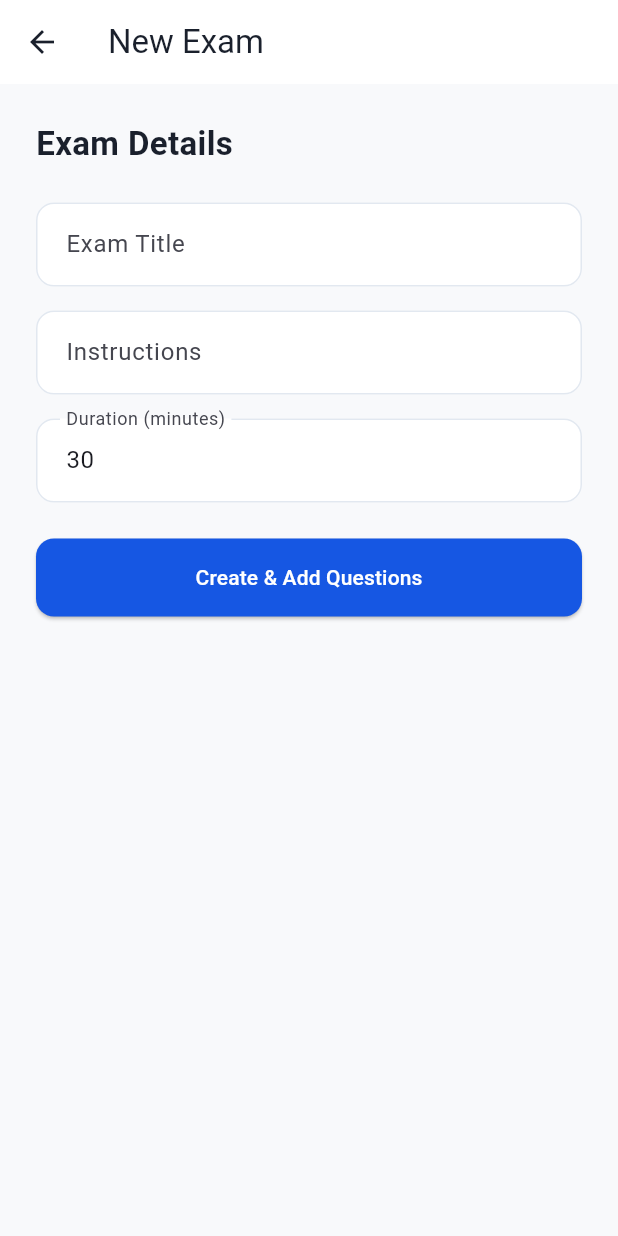
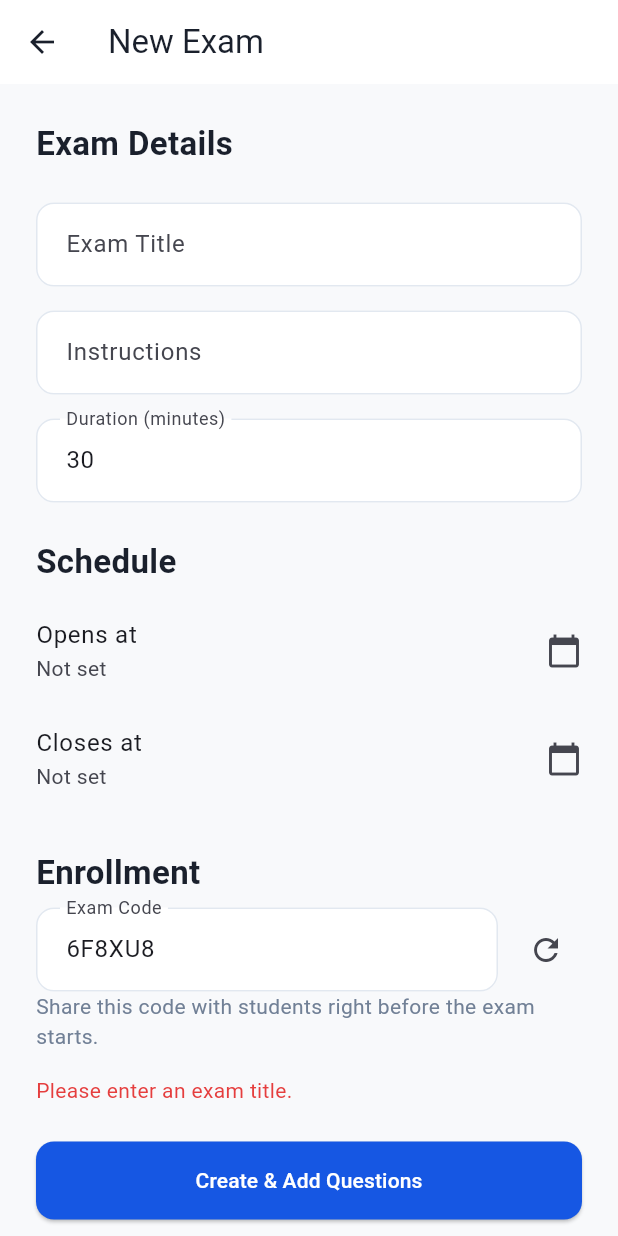
Before and after one commit to ChathraNavoda/exambase, a Flutter app: the CreateExamScreen screen opened directly, after a tap on "Create & Add Questions", on a phone screen of 412 x 824 dp. Run offline on Flutter 3.47's test engine with Material 3 defaults, Android fonts, the phone set to English and light mode, and no system bars; our stand-ins replace cloud_firestore, firebase_auth, firebase_core; accounts and stored records are empty.

Commit message:
Add exam scheduling, exam codes, and creation validation

```diff
--- a/lib/core/services/exam_service.dart
+++ b/lib/core/services/exam_service.dart
@@ -1,3 +1,4 @@
+import 'dart:math';
 import 'package:cloud_firestore/cloud_firestore.dart';
 
 class ExamQuestion {
@@ -42,13 +43,32 @@ class ExamService {
   final _firestore = FirebaseFirestore.instance;
 
   /// Creates a new exam (activity doc) and returns its ID.
-  Future<String> createExam({
+  ///
+  /// Validates that the [openAt]–[closeAt] window is at least as long as
+  /// [durationMinutes], so every student who starts can finish. See app
+  /// discussion: the last fair start time is `closeAt - durationMinutes`.
+  Future<Map<String, dynamic>> createExam({
     required String courseId,
     required String title,
     required String instructions,
     required int durationMinutes,
+    required DateTime openAt,
+    required DateTime closeAt,
+    required String examCode,
     required String createdBy,
   }) async {
+    final windowMinutes = closeAt.difference(openAt).inMinutes;
+    if (windowMinutes < durationMinutes) {
+      throw Exception(
+        'Exam window (${windowMinutes}min) is shorter than the exam duration '
+        '(${durationMinutes}min). No student could ever finish in time.',
+      );
+    }
+
+    if (closeAt.isBefore(DateTime.now())) {
+      throw Exception('Close time must be in the future.');
+    }
+
     final doc = await _firestore.collection('activities').add({
       'courseId': courseId,
       'type': 'mcq_exam',
@@ -57,11 +77,23 @@ class ExamService {
       'durationMinutes': durationMinutes,
       'attemptsAllowed': 1,
       'totalMarks': 0, // updated as questions are added
+      'openAt': Timestamp.fromDate(openAt),
+      'closeAt': Timestamp.fromDate(closeAt),
+      'examCode': examCode,
       'isPublished': false,
       'createdBy': createdBy,
       'createdAt': FieldValue.serverTimestamp(),
     });
-    return doc.id;
+
+    return {'id': doc.id};
+  }
+
+  /// Generates a short, readable random code like "A7X2K9".
+  /// Excludes visually confusing characters (0/O, 1/I).
+  String generateExamCode() {
+    const chars = 'ABCDEFGHJKLMNPQRSTUVWXYZ23456789';
+    final rand = Random.secure();
+    return List.generate(6, (_) => chars[rand.nextInt(chars.length)]).join();
   }
 
   Future<void> addQuestion(String activityId, ExamQuestion question) async {
--- a/lib/features/dashboard/screens/instructor_dashboard.dart
+++ b/lib/features/dashboard/screens/instructor_dashboard.dart
@@ -61,7 +61,7 @@ class InstructorDashboard extends StatelessWidget {
                         child: ListTile(
                           title: Text(exam['title'] ?? 'Untitled Exam'),
                           subtitle: Text(
-                            '${exam['durationMinutes']} min · ${exam['totalMarks']} marks',
+                            '${exam['durationMinutes']} min · ${exam['totalMarks']} marks · Code: ${exam['examCode'] ?? '—'}',
                           ),
                           trailing: Chip(
                             label: Text(isPublished ? 'Published' : 'Draft'),
--- a/lib/features/exams/screens/create_exam_screen.dart
+++ b/lib/features/exams/screens/create_exam_screen.dart
@@ -1,6 +1,7 @@
 import 'package:flutter/material.dart';
 import 'package:firebase_auth/firebase_auth.dart';
 import '../../../core/services/exam_service.dart';
+import '../../../core/theme/app_colors.dart';
 import '../../../core/theme/app_spacing.dart';
 import '../../../core/theme/app_typography.dart';
 import '../../../shared/widgets/app_text_field.dart';
@@ -19,35 +20,115 @@ class _CreateExamScreenState extends State<CreateExamScreen> {
   final _titleController = TextEditingController();
   final _instructionsController = TextEditingController();
   final _durationController = TextEditingController(text: '30');
+  final _examCodeController = TextEditingController();
+
+  DateTime? _openAt;
+  DateTime? _closeAt;
   bool _isLoading = false;
+  String? _errorMessage;
+
+  @override
+  void initState() {
+    super.initState();
+    _examCodeController.text = _examService.generateExamCode();
+  }
+
+  Future<DateTime?> _pickDateTime(DateTime? initial) async {
+    final date = await showDatePicker(
+      context: context,
+      initialDate: initial ?? DateTime.now(),
+      firstDate: DateTime.now().subtract(const Duration(days: 1)),
+      lastDate: DateTime.now().add(const Duration(days: 365)),
+    );
+    if (date == null || !mounted) return null;
+
+    final time = await showTimePicker(
+      context: context,
+      initialTime: TimeOfDay.fromDateTime(initial ?? DateTime.now()),
+    );
+    if (time == null) return null;
+
+    return DateTime(date.year, date.month, date.day, time.hour, time.minute);
+  }
+
+  String _formatDateTime(DateTime? dt) {
+    if (dt == null) return 'Not set';
+    return '${dt.day}/${dt.month}/${dt.year}  ${dt.hour.toString().padLeft(2, '0')}:${dt.minute.toString().padLeft(2, '0')}';
+  }
 
   Future<void> _createExam() async {
-    if (_titleController.text.trim().isEmpty) return;
+    setState(() => _errorMessage = null);
+
+    // Client-side validation before hitting the service
+    if (_titleController.text.trim().isEmpty) {
+      setState(() => _errorMessage = 'Please enter an exam title.');
+      return;
+    }
+    final duration = int.tryParse(_durationController.text);
+    if (duration == null || duration <= 0) {
+      setState(
+        () => _errorMessage = 'Please enter a valid duration in minutes.',
+      );
+      return;
+    }
+    if (_openAt == null || _closeAt == null) {
+      setState(() => _errorMessage = 'Please set both open and close times.');
+      return;
+    }
+    if (_closeAt!.isBefore(_openAt!) || _closeAt!.isAtSameMomentAs(_openAt!)) {
+      setState(() => _errorMessage = 'Close time must be after open time.');
+      return;
+    }
+    if (_examCodeController.text.trim().isEmpty) {
+      setState(() => _errorMessage = 'Please set an exam code.');
+      return;
+    }
+
     setState(() => _isLoading = true);
 
+    try {
       final uid = FirebaseAuth.instance.currentUser!.uid;
-    final examId = await _examService.createExam(
+      final result = await _examService.createExam(
         courseId: widget.courseId,
         title: _titleController.text.trim(),
         instructions: _instructionsController.text.trim(),
-      durationMinutes: int.tryParse(_durationController.text) ?? 30,
+        durationMinutes: duration,
+        openAt: _openAt!,
+        closeAt: _closeAt!,
+        examCode: _examCodeController.text.trim().toUpperCase(),
         createdBy: uid,
       );
 
       if (mounted) {
         Navigator.of(context).pushReplacement(
           MaterialPageRoute(
-          builder: (_) => ManageQuestionsScreen(examId: examId),
+            builder: (_) => ManageQuestionsScreen(examId: result['id']),
           ),
         );
       }
+    } catch (e) {
+      setState(
+        () => _errorMessage = e.toString().replaceFirst('Exception: ', ''),
+      );
+    } finally {
+      if (mounted) setState(() => _isLoading = false);
+    }
+  }
+
+  // Live-computed "last start time" preview so the instructor sees the fairness math
+  String get _lastStartTimePreview {
+    final duration = int.tryParse(_durationController.text);
+    if (_closeAt == null || duration == null) return '';
+    final lastStart = _closeAt!.subtract(Duration(minutes: duration));
+    return 'Last possible start time: ${_formatDateTime(lastStart)} (everyone who starts gets the full $duration min)';
   }
 
   @override
   Widget build(BuildContext context) {
     return Scaffold(
       appBar: AppBar(title: const Text('New Exam')),
-      body: Padding(
+      body: Center(
+        child: SingleChildScrollView(
           padding: const EdgeInsets.all(AppSpacing.lg),
           child: ConstrainedBox(
             constraints: const BoxConstraints(maxWidth: 500),
@@ -69,6 +150,76 @@ class _CreateExamScreenState extends State<CreateExamScreen> {
                   keyboardType: TextInputType.number,
                 ),
                 const SizedBox(height: AppSpacing.lg),
+
+                Text('Schedule', style: AppTypography.heading2),
+                const SizedBox(height: AppSpacing.sm),
+                ListTile(
+                  contentPadding: EdgeInsets.zero,
+                  title: const Text('Opens at'),
+                  subtitle: Text(_formatDateTime(_openAt)),
+                  trailing: const Icon(Icons.calendar_today),
+                  onTap: () async {
+                    final picked = await _pickDateTime(_openAt);
+                    if (picked != null) setState(() => _openAt = picked);
+                  },
+                ),
+                ListTile(
+                  contentPadding: EdgeInsets.zero,
+                  title: const Text('Closes at'),
+                  subtitle: Text(_formatDateTime(_closeAt)),
+                  trailing: const Icon(Icons.calendar_today),
+                  onTap: () async {
+                    final picked = await _pickDateTime(_closeAt);
+                    if (picked != null) setState(() => _closeAt = picked);
+                  },
+                ),
+                if (_closeAt != null)
+                  Padding(
+                    padding: const EdgeInsets.only(top: AppSpacing.xs),
+                    child: Text(
+                      _lastStartTimePreview,
+                      style: AppTypography.bodySecondary,
+                    ),
+                  ),
+
+                const SizedBox(height: AppSpacing.lg),
+                Text('Enrollment', style: AppTypography.heading2),
+                const SizedBox(height: AppSpacing.sm),
+                Row(
+                  children: [
+                    Expanded(
+                      child: AppTextField(
+                        controller: _examCodeController,
+                        label: 'Exam Code',
+                      ),
+                    ),
+                    const SizedBox(width: AppSpacing.sm),
+                    IconButton(
+                      icon: const Icon(Icons.refresh),
+                      tooltip: 'Generate new code',
+                      onPressed: () {
+                        setState(
+                          () => _examCodeController.text = _examService
+                              .generateExamCode(),
+                        );
+                      },
+                    ),
+                  ],
+                ),
+                Text(
+                  'Share this code with students right before the exam starts.',
+                  style: AppTypography.bodySecondary,
+                ),
+
+                if (_errorMessage != null) ...[
+                  const SizedBox(height: AppSpacing.md),
+                  Text(
+                    _errorMessage!,
+                    style: const TextStyle(color: AppColors.error),
+                  ),
+                ],
+
+                const SizedBox(height: AppSpacing.lg),
                 ElevatedButton(
                   onPressed: _isLoading ? null : _createExam,
                   child: _isLoading
@@ -86,6 +237,7 @@ class _CreateExamScreenState extends State<CreateExamScreen> {
             ),
           ),
         ),
+      ),
     );
   }
 }
```
Lines whose indentation alone changed are shown as unchanged.
